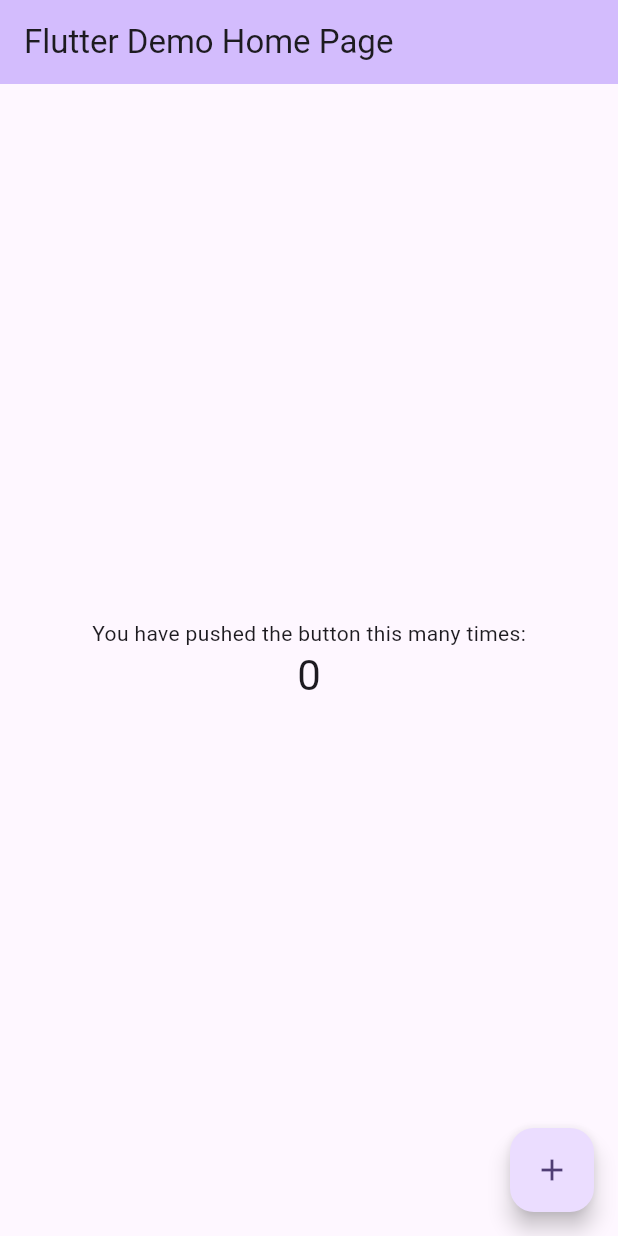
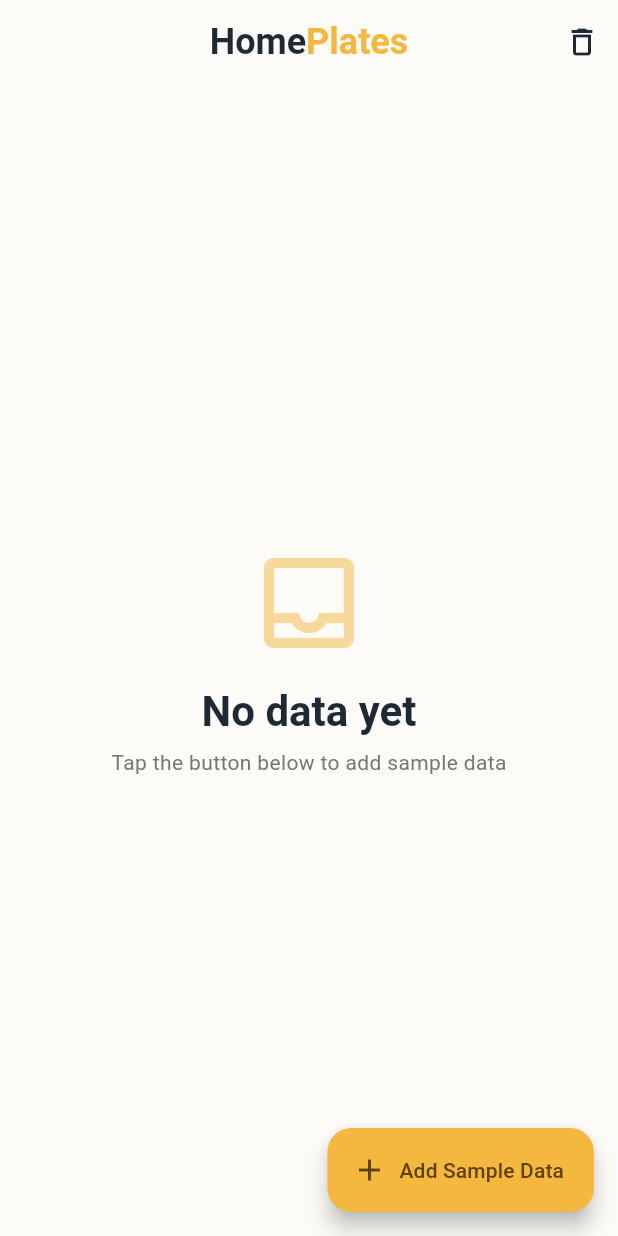
Before and after one commit to manahillkhitab/flutter_app, a Flutter app: the screen it shows after launch, on a phone screen of 412 x 824 dp. Run offline on Flutter 3.47's test engine with Material 3 defaults, Android fonts, the phone set to English and light mode, and no system bars; our stand-ins replace google_fonts, hive, hive_flutter; accounts and stored records are empty.

Commit message:
Add files via upload

```diff
--- /dev/null
+++ b/lib/controllers/home_controller.dart
@@ -0,0 +1,43 @@
+import 'package:flutter/foundation.dart';
+import '../data/local/local_storage_service.dart';
+import '../data/local/sample_model.dart';
+
+class HomeController {
+  final LocalStorageService _storageService = LocalStorageService();
+
+  // ValueNotifier for reactive UI updates
+  final ValueNotifier<List<SampleModel>> samplesNotifier = ValueNotifier([]);
+
+  HomeController() {
+    loadSamples();
+  }
+
+  // Load samples from Hive
+  void loadSamples() {
+    samplesNotifier.value = _storageService.getAllSamples();
+  }
+
+  // Add a new sample
+  Future<void> addSample() async {
+    final sample = SampleModel.createSample();
+    await _storageService.saveSample(sample);
+    loadSamples(); // Refresh the list
+  }
+
+  // Delete a sample
+  Future<void> deleteSample(String id) async {
+    await _storageService.deleteSample(id);
+    loadSamples(); // Refresh the list
+  }
+
+  // Clear all samples
+  Future<void> clearAllSamples() async {
+    await _storageService.clearAllSamples();
+    loadSamples(); // Refresh the list
+  }
+
+  // Dispose
+  void dispose() {
+    samplesNotifier.dispose();
+  }
+}
--- /dev/null
+++ b/lib/data/local/local_storage_service.dart
@@ -0,0 +1,43 @@
+import 'package:hive/hive.dart';
+import 'sample_model.dart';
+import '../../utils/constants.dart';
+
+class LocalStorageService {
+  // Get the sample box
+  Box<SampleModel> get _sampleBox => Hive.box<SampleModel>(HiveBoxes.sampleBox);
+
+  // Save a sample item
+  Future<void> saveSample(SampleModel sample) async {
+    await _sampleBox.put(sample.id, sample);
+  }
+
+  // Get all samples
+  List<SampleModel> getAllSamples() {
+    return _sampleBox.values.toList();
+  }
+
+  // Get a specific sample by ID
+  SampleModel? getSample(String id) {
+    return _sampleBox.get(id);
+  }
+
+  // Delete a sample
+  Future<void> deleteSample(String id) async {
+    await _sampleBox.delete(id);
+  }
+
+  // Clear all samples
+  Future<void> clearAllSamples() async {
+    await _sampleBox.clear();
+  }
+
+  // Get count of samples
+  int getSampleCount() {
+    return _sampleBox.length;
+  }
+
+  // Listen to box changes
+  Stream<List<SampleModel>> watchSamples() {
+    return _sampleBox.watch().map((_) => getAllSamples());
+  }
+}
--- /dev/null
+++ b/lib/data/local/sample_model.dart
@@ -0,0 +1,40 @@
+import 'package:hive/hive.dart';
+
+part 'sample_model.g.dart';
+
+@HiveType(typeId: 0)
+class SampleModel extends HiveObject {
+  @HiveField(0)
+  String id;
+
+  @HiveField(1)
+  String title;
+
+  @HiveField(2)
+  String description;
+
+  @HiveField(3)
+  DateTime createdAt;
+
+  @HiveField(4)
+  bool isSynced;
+
+  SampleModel({
+    required this.id,
+    required this.title,
+    required this.description,
+    required this.createdAt,
+    this.isSynced = false,
+  });
+
+  // Factory constructor for creating sample data
+  factory SampleModel.createSample() {
+    return SampleModel(
+      id: DateTime.now().millisecondsSinceEpoch.toString(),
+      title: 'Welcome to HomePlates!',
+      description: 'This is a sample data stored in Hive (offline database). The app is working correctly!',
+      createdAt: DateTime.now(),
+      isSynced: false,
+    );
+  }
+}
--- a/lib/main.dart
+++ b/lib/main.dart
@@ -1,122 +1,37 @@
 import 'package:flutter/material.dart';
+import 'package:hive_flutter/hive_flutter.dart';
+import 'screens/splash_screen.dart';
+import 'utils/app_theme.dart';
+import 'utils/constants.dart';
+import 'data/local/sample_model.dart';
 
-void main() {
-  runApp(const MyApp());
+void main() async {
+  // Ensure Flutter bindings are initialized
+  WidgetsFlutterBinding.ensureInitialized();
+
+  // Initialize Hive
+  await Hive.initFlutter();
+
+  // Register Hive Adapters
+  Hive.registerAdapter(SampleModelAdapter());
+
+  // Open all Hive boxes BEFORE runApp()
+  await Hive.openBox<SampleModel>(HiveBoxes.sampleBox);
+
+  // Run the app
+  runApp(const HomePlatesApp());
 }
 
-class MyApp extends StatelessWidget {
-  const MyApp({super.key});
+class HomePlatesApp extends StatelessWidget {
+  const HomePlatesApp({super.key});
 
-  // This widget is the root of your application.
   @override
   Widget build(BuildContext context) {
     return MaterialApp(
-      title: 'Flutter Demo',
-      theme: ThemeData(
-        // This is the theme of your application.
-        //
-        // TRY THIS: Try running your application with "flutter run". You'll see
-        // the application has a purple toolbar. Then, without quitting the app,
-        // try changing the seedColor in the colorScheme below to Colors.green
-        // and then invoke "hot reload" (save your changes or press the "hot
-        // reload" button in a Flutter-supported IDE, or press "r" if you used
-        // the command line to start the app).
-        //
-        // Notice that the counter didn't reset back to zero; the application
-        // state is not lost during the reload. To reset the state, use hot
-        // restart instead.
-        //
-        // This works for code too, not just values: Most code changes can be
-        // tested with just a hot reload.
-        colorScheme: ColorScheme.fromSeed(seedColor: Colors.deepPurple),
-      ),
-      home: const MyHomePage(title: 'Flutter Demo Home Page'),
+      title: AppConstants.appName,
+      debugShowCheckedModeBanner: false,
+      theme: AppTheme.lightTheme,
+      home: const SplashScreen(),
     );
   }
 }
-
-class MyHomePage extends StatefulWidget {
-  const MyHomePage({super.key, required this.title});
-
-  // This widget is the home page of your application. It is stateful, meaning
-  // that it has a State object (defined below) that contains fields that affect
-  // how it looks.
-
-  // This class is the configuration for the state. It holds the values (in this
-  // case the title) provided by the parent (in this case the App widget) and
-  // used by the build method of the State. Fields in a Widget subclass are
-  // always marked "final".
-
-  final String title;
-
-  @override
-  State<MyHomePage> createState() => _MyHomePageState();
-}
-
-class _MyHomePageState extends State<MyHomePage> {
-  int _counter = 0;
-
-  void _incrementCounter() {
-    setState(() {
-      // This call to setState tells the Flutter framework that something has
-      // changed in this State, which causes it to rerun the build method below
-      // so that the display can reflect the updated values. If we changed
-      // _counter without calling setState(), then the build method would not be
-      // called again, and so nothing would appear to happen.
-      _counter++;
-    });
-  }
-
-  @override
-  Widget build(BuildContext context) {
-    // This method is rerun every time setState is called, for instance as done
-    // by the _incrementCounter method above.
-    //
-    // The Flutter framework has been optimized to make rerunning build methods
-    // fast, so that you can just rebuild anything that needs updating rather
-    // than having to individually change instances of widgets.
-    return Scaffold(
-      appBar: AppBar(
-        // TRY THIS: Try changing the color here to a specific color (to
-        // Colors.amber, perhaps?) and trigger a hot reload to see the AppBar
-        // change color while the other colors stay the same.
-        backgroundColor: Theme.of(context).colorScheme.inversePrimary,
-        // Here we take the value from the MyHomePage object that was created by
-        // the App.build method, and use it to set our appbar title.
-        title: Text(widget.title),
-      ),
-      body: Center(
-        // Center is a layout widget. It takes a single child and positions it
-        // in the middle of the parent.
-        child: Column(
-          // Column is also a layout widget. It takes a list of children and
-          // arranges them vertically. By default, it sizes itself to fit its
-          // children horizontally, and tries to be as tall as its parent.
-          //
-          // Column has various properties to control how it sizes itself and
-          // how it positions its children. Here we use mainAxisAlignment to
-          // center the children vertically; the main axis here is the vertical
-          // axis because Columns are vertical (the cross axis would be
-          // horizontal).
-          //
-          // TRY THIS: Invoke "debug painting" (choose the "Toggle Debug Paint"
-          // action in the IDE, or press "p" in the console), to see the
-          // wireframe for each widget.
-          mainAxisAlignment: MainAxisAlignment.center,
-          children: <Widget>[
-            const Text('You have pushed the button this many times:'),
-            Text(
-              '$_counter',
-              style: Theme.of(context).textTheme.headlineMedium,
-            ),
-          ],
-        ),
-      ),
-      floatingActionButton: FloatingActionButton(
-        onPressed: _incrementCounter,
-        tooltip: 'Increment',
-        child: const Icon(Icons.add),
-      ), // This trailing comma makes auto-formatting nicer for build methods.
-    );
-  }
-}
--- /dev/null
+++ b/lib/screens/home_screen.dart
@@ -0,0 +1,204 @@
+import 'package:flutter/material.dart';
+import '../controllers/home_controller.dart';
+import '../data/local/sample_model.dart';
+import '../utils/app_theme.dart';
+
+class HomeScreen extends StatefulWidget {
+  const HomeScreen({super.key});
+
+  @override
+  State<HomeScreen> createState() => _HomeScreenState();
+}
+
+class _HomeScreenState extends State<HomeScreen> {
+  late final HomeController _controller;
+
+  @override
+  void initState() {
+    super.initState();
+    _controller = HomeController();
+  }
+
+  @override
+  void dispose() {
+    _controller.dispose();
+    super.dispose();
+  }
+
+  @override
+  Widget build(BuildContext context) {
+    return Scaffold(
+      appBar: AppBar(
+        title: RichText(
+          text: const TextSpan(
+            children: [
+              TextSpan(
+                text: 'Home',
+                style: TextStyle(
+                  fontSize: 24,
+                  fontWeight: FontWeight.bold,
+                  color: Color(0xFF1F2933), // Warm Charcoal
+                ),
+              ),
+              TextSpan(
+                text: 'Plates',
+                style: TextStyle(
+                  fontSize: 24,
+                  fontWeight: FontWeight.bold,
+                  color: Color(0xFFF4B740), // Muted Saffron
+                ),
+              ),
+            ],
+          ),
+        ),
+        centerTitle: true,
+        actions: [
+          IconButton(
+            icon: const Icon(Icons.delete_outline),
+            onPressed: () async {
+              await _controller.clearAllSamples();
+              if (mounted) {
+                ScaffoldMessenger.of(context).showSnackBar(
+                  const SnackBar(content: Text('All data cleared!')),
+                );
+              }
+            },
+            tooltip: 'Clear all data',
+          ),
+        ],
+      ),
+      body: ValueListenableBuilder<List<SampleModel>>(
+        valueListenable: _controller.samplesNotifier,
+        builder: (context, samples, child) {
+          if (samples.isEmpty) {
+            // Empty state
+            return Center(
+              child: Column(
+                mainAxisAlignment: MainAxisAlignment.center,
+                children: [
+                  Icon(
+                    Icons.inbox_outlined,
+                    size: 80,
+                    color: AppTheme.mutedSaffron.withOpacity(0.5),
+                  ),
+                  const SizedBox(height: 16),
+                  Text(
+                    'No data yet',
+                    style: Theme.of(context).textTheme.displayMedium,
+                  ),
+                  const SizedBox(height: 8),
+                  Text(
+                    'Tap the button below to add sample data',
+                    style: Theme.of(context).textTheme.bodyMedium,
+                  ),
+                ],
+              ),
+            );
+          }
+
+          // Display list of samples
+          return ListView.builder(
+            padding: const EdgeInsets.all(16),
+            itemCount: samples.length,
+            itemBuilder: (context, index) {
+              final sample = samples[index];
+              return Card(
+                margin: const EdgeInsets.only(bottom: 12),
+                child: ListTile(
+                  contentPadding: const EdgeInsets.all(16),
+                  leading: CircleAvatar(
+                    backgroundColor: AppTheme.mutedSaffron,
+                    child: const Icon(
+                      Icons.check_circle,
+                      color: Colors.white,
+                    ),
+                  ),
+                  title: Text(
+                    sample.title,
+                    style: const TextStyle(
+                      fontWeight: FontWeight.w600,
+                      fontSize: 16,
+                    ),
+                  ),
+                  subtitle: Column(
+                    crossAxisAlignment: CrossAxisAlignment.start,
+                    children: [
+                      const SizedBox(height: 8),
+                      Text(sample.description),
+                      const SizedBox(height: 8),
+                      Row(
+                        children: [
+                          Icon(
+                            Icons.access_time,
+                            size: 14,
+                            color: AppTheme.lightText,
+                          ),
+                          const SizedBox(width: 4),
+                          Text(
+                            _formatDateTime(sample.createdAt),
+                            style: TextStyle(
+                              fontSize: 12,
+                              color: AppTheme.lightText,
+                            ),
+                          ),
+                          const SizedBox(width: 16),
+                          Icon(
+                            sample.isSynced
+                                ? Icons.cloud_done
+                                : Icons.cloud_off,
+                            size: 14,
+                            color: sample.isSynced
+                                ? Colors.green
+                                : AppTheme.lightText,
+                          ),
+                          const SizedBox(width: 4),
+                          Text(
+                            sample.isSynced ? 'Synced' : 'Offline',
+                            style: TextStyle(
+                              fontSize: 12,
+                              color: sample.isSynced
+                                  ? Colors.green
+                                  : AppTheme.lightText,
+                            ),
+                          ),
+                        ],
+                      ),
+                    ],
+                  ),
+                  trailing: IconButton(
+                    icon: const Icon(Icons.delete, color: Colors.red),
+                    onPressed: () async {
+                      await _controller.deleteSample(sample.id);
+                      if (mounted) {
+                        ScaffoldMessenger.of(context).showSnackBar(
+                          const SnackBar(content: Text('Item deleted')),
+                        );
+                      }
+                    },
+                  ),
+                ),
+              );
+            },
+          );
+        },
+      ),
+      floatingActionButton: FloatingActionButton.extended(
+        onPressed: () async {
+          await _controller.addSample();
+          if (mounted) {
+            ScaffoldMessenger.of(context).showSnackBar(
+              const SnackBar(content: Text('Sample data added!')),
+            );
+          }
+        },
+        backgroundColor: AppTheme.mutedSaffron,
+        icon: const Icon(Icons.add),
+        label: const Text('Add Sample Data'),
+      ),
+    );
+  }
+
+  String _formatDateTime(DateTime dateTime) {
+    return '${dateTime.day}/${dateTime.month}/${dateTime.year} ${dateTime.hour}:${dateTime.minute.toString().padLeft(2, '0')}';
+  }
+}
--- /dev/null
+++ b/lib/utils/app_theme.dart
@@ -0,0 +1,111 @@
+import 'package:flutter/material.dart';
+import 'constants.dart';
+
+class AppTheme {
+  // Exact HomePlates brand color scheme
+  static const Color offWhite = Color(0xFFFDFBF7); // Warm cream tone to match logo background
+  static const Color warmCharcoal = Color(0xFF1F2933); // Warm Charcoal for "Home"
+  static const Color mutedSaffron = Color(0xFFF4B740); // Muted Saffron for "Plates" and accents
+  static const Color lightText = Color(0xFF757575); // Light gray text
+  static const Color cardBackground = Color(0xFFFFFFFF); // White cards
+
+  // Legacy aliases for backward compatibility
+  static const Color primaryBeige = offWhite;
+  static const Color accentGold = mutedSaffron;
+  static const Color darkText = warmCharcoal;
+  static const Color buttonGold = mutedSaffron;
+
+  static ThemeData get lightTheme {
+    return ThemeData(
+      useMaterial3: true,
+      primaryColor: offWhite,
+      scaffoldBackgroundColor: offWhite,
+
+      // AppBar Theme
+      appBarTheme: const AppBarTheme(
+        backgroundColor: offWhite,
+        elevation: 0,
+        iconTheme: IconThemeData(color: warmCharcoal),
+        titleTextStyle: TextStyle(
+          color: warmCharcoal,
+          fontSize: 20,
+          fontWeight: FontWeight.w600,
+        ),
+      ),
+
+      // Text Theme
+      textTheme: const TextTheme(
+        displayLarge: TextStyle(
+          fontSize: 32,
+          fontWeight: FontWeight.bold,
+          color: warmCharcoal,
+        ),
+        displayMedium: TextStyle(
+          fontSize: 28,
+          fontWeight: FontWeight.w600,
+          color: warmCharcoal,
+        ),
+        bodyLarge: TextStyle(
+          fontSize: 16,
+          color: warmCharcoal,
+        ),
+        bodyMedium: TextStyle(
+          fontSize: 14,
+          color: lightText,
+        ),
+      ),
+
+      // Elevated Button Theme
+      elevatedButtonTheme: ElevatedButtonThemeData(
+        style: ElevatedButton.styleFrom(
+          backgroundColor: mutedSaffron,
+          foregroundColor: Colors.white,
+          elevation: 2,
+          padding: const EdgeInsets.symmetric(horizontal: 24, vertical: 12),
+          shape: RoundedRectangleBorder(
+            borderRadius: BorderRadius.circular(12),
+          ),
+          textStyle: const TextStyle(
+            fontSize: 16,
+            fontWeight: FontWeight.w600,
+          ),
+        ),
+      ),
+
+      // Card Theme
+      cardTheme: CardThemeData(
+        color: cardBackground,
+        elevation: 2,
+        shape: RoundedRectangleBorder(
+          borderRadius: BorderRadius.circular(16),
+        ),
+      ),
+
+      // Input Decoration Theme
+      inputDecorationTheme: InputDecorationTheme(
+        filled: true,
+        fillColor: Colors.white,
+        border: OutlineInputBorder(
+          borderRadius: BorderRadius.circular(12),
+          borderSide: BorderSide.none,
+        ),
+        enabledBorder: OutlineInputBorder(
+          borderRadius: BorderRadius.circular(12),
+          borderSide: BorderSide.none,
+        ),
+        focusedBorder: OutlineInputBorder(
+          borderRadius: BorderRadius.circular(12),
+          borderSide: const BorderSide(color: mutedSaffron, width: 2),
+        ),
+      ),
+
+      colorScheme: ColorScheme.fromSeed(
+        seedColor: mutedSaffron,
+        primary: mutedSaffron,
+        secondary: mutedSaffron,
+        surface: cardBackground,
+        background: offWhite,
+      ),
+    );
+  }
+}
--- /dev/null
+++ b/lib/utils/constants.dart
@@ -0,0 +1,21 @@
+// Hive Box Names
+class HiveBoxes {
+  static const String sampleBox = 'sample_box';
+  // Future boxes will be added here
+  // static const String usersBox = 'users_box';
+  // static const String dishesBox = 'dishes_box';
+  // static const String ordersBox = 'orders_box';
+}
+
+// App Constants
+class AppConstants {
+  static const String appName = 'HomePlates';
+  static const int splashDuration = 3; // seconds
+}
+
+// Color Constants (matching the beige/cream design from layouts)
+class AppColors {
+  static const int primaryColorValue = 0xFFF5F5DC;
+  static const int accentColorValue = 0xFFD4A574;
+  static const int buttonColorValue = 0xFFD4A574;
+}
```
Also changed, not shown: lib/screens/splash_screen.dart (added, +81 -0 lines), pubspec.yaml (+21 -0 lines), analysis_options.yaml (line endings or trailing spaces), assets/images/image.png (added), lib/data/local/sample_model.g.dart (added), pubspec.lock, 23 other files.
